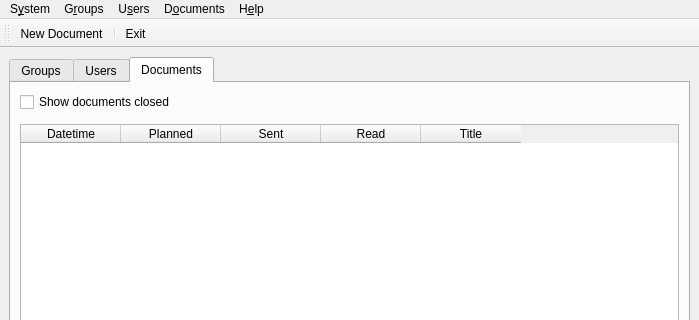
First picture: the form in ui/frmMain.ui, repository turulomio/didyoureadme, before the edit; both pictures show x 0 to 699 and y 0 to 320 of the 699 by 676 pixel window.
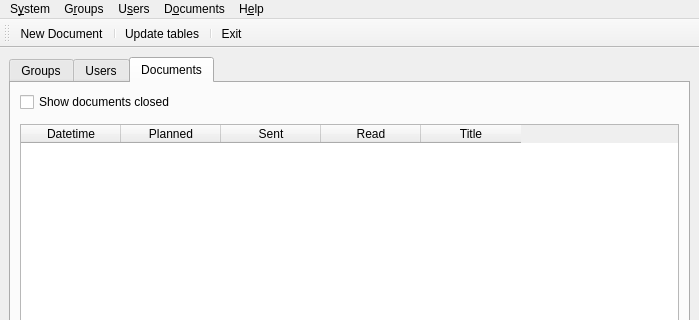
Second picture: the form after the edit. Icons and pictures are not drawn. Custom widgets are drawn as their Qt base class.

What changed in the file:
```diff
--- a/ui/frmMain.ui
+++ b/ui/frmMain.ui
@@ -288,6 +288,8 @@
    </attribute>
    <addaction name="actionDocumentNew"/>
    <addaction name="separator"/>
+   <addaction name="actionTablesUpdate"/>
+   <addaction name="separator"/>
    <addaction name="actionExit"/>
   </widget>
   <widget class="QStatusBar" name="status"/>
```
Left out of the diff: 4 changed lines with no effect on the pictures.
